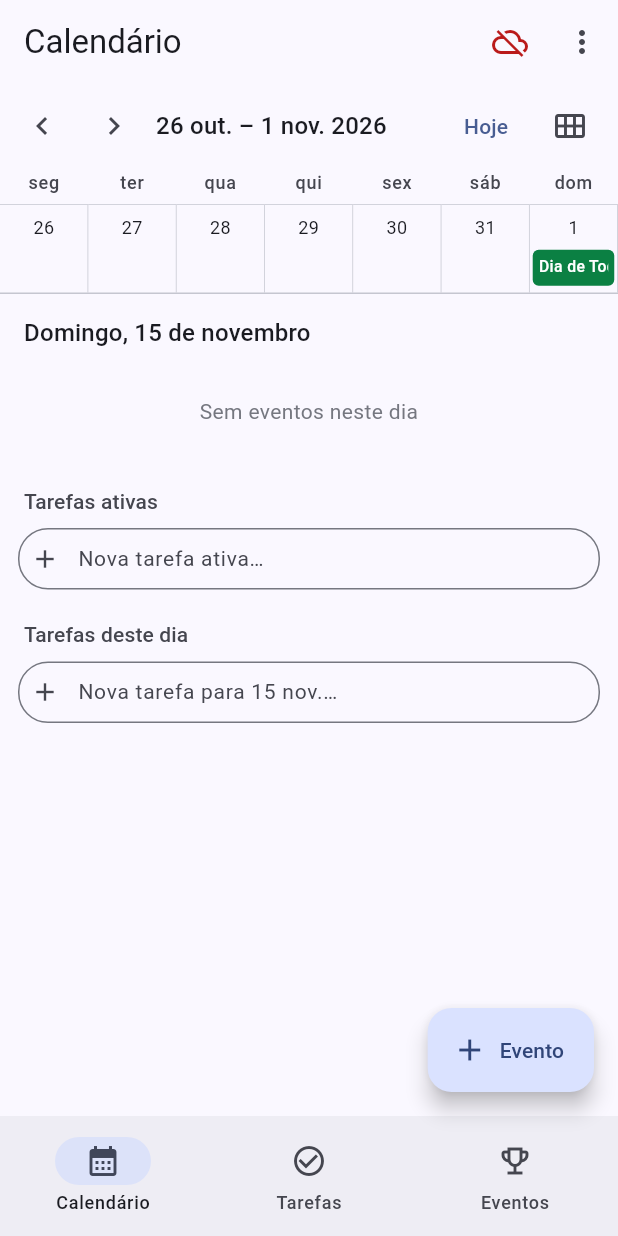
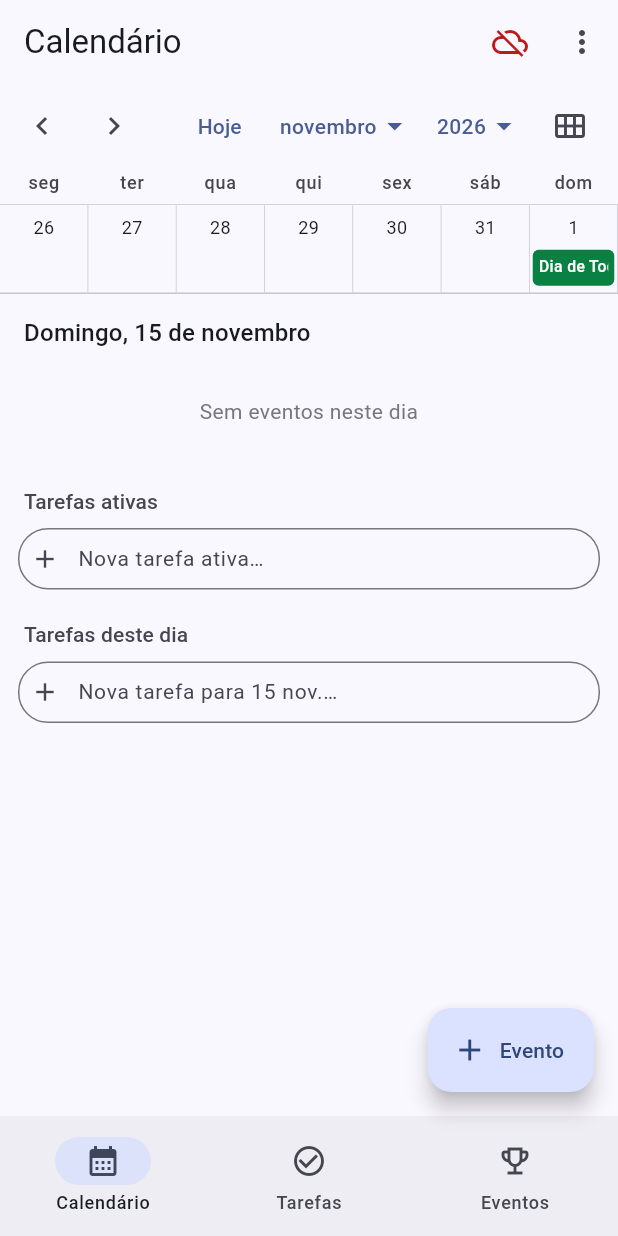
Before and after one commit to milheirobernardowork/calendario, a Flutter app: the screen it shows once a user with an empty profile is signed in, after a tap on the "chevron left" icon, after a tap on the "chevron right" icon, after a tap on the "calendar view week" icon, on a phone screen of 412 x 824 dp. Run offline on Flutter 3.47's test engine with Material 3 defaults, Android fonts, the phone set to English and light mode, and no system bars; our stand-ins replace shared_preferences, supabase_flutter; accounts and stored records are empty; network calls fail.

Commit message:
Calendário: botões para escolher o mês e o ano
Co-Authored-By: Claude Opus 5.5 <noreply@anthropic.com>
Claude-Session: https://claude.ai/code/session_01HCC2AibBqbawuyMN4q5b74

```diff
--- a/lib/screens/calendar.dart
+++ b/lib/screens/calendar.dart
@@ -157,6 +157,95 @@ class _CalendarPageState extends State<CalendarPage> {
     widget.store.shiftEvent(drag.event, days, copy: copy, from: drag.day);
   }
 
+  /// Vai para o mês [month] do ano [year] (dia 1).
+  void _jumpTo(int year, int month) =>
+      setState(() => _focused = DateTime(year, month));
+
+  static const _monthNames = [
+    'janeiro',
+    'fevereiro',
+    'março',
+    'abril',
+    'maio',
+    'junho',
+    'julho',
+    'agosto',
+    'setembro',
+    'outubro',
+    'novembro',
+    'dezembro',
+  ];
+
+  Widget _monthButton(BuildContext context) {
+    return PopupMenuButton<int>(
+      tooltip: 'Escolher o mês',
+      initialValue: _focused.month,
+      onSelected: (m) => _jumpTo(_focused.year, m),
+      itemBuilder: (context) => [
+        for (var m = 1; m <= 12; m++)
+          PopupMenuItem(value: m, height: 40, child: Text(_monthNames[m - 1])),
+      ],
+      child: _dropLabel(context, _monthNames[_focused.month - 1]),
+    );
+  }
+
+  Widget _yearButton(BuildContext context) {
+    return InkWell(
+      borderRadius: BorderRadius.circular(8),
+      onTap: () async {
+        final year = await showDialog<int>(
+          context: context,
+          builder: (dialog) => AlertDialog(
+            title: const Text('Escolher o ano'),
+            contentPadding: const EdgeInsets.fromLTRB(8, 16, 8, 0),
+            content: SizedBox(
+              width: 320,
+              height: 360,
+              child: YearPicker(
+                firstDate: DateTime(2000),
+                lastDate: DateTime(2100),
+                selectedDate: _focused,
+                onChanged: (d) => Navigator.pop(dialog, d.year),
+              ),
+            ),
+            actions: [
+              TextButton(
+                onPressed: () => Navigator.pop(dialog),
+                child: const Text('Cancelar'),
+              ),
+            ],
+          ),
+        );
+        if (year != null) _jumpTo(year, _focused.month);
+      },
+      child: Tooltip(
+        message: 'Escolher o ano',
+        child: _dropLabel(context, '${_focused.year}'),
+      ),
+    );
+  }
+
+  /// Texto com uma seta para baixo, como uma lista de escolha.
+  Widget _dropLabel(BuildContext context, String text) => Padding(
+    padding: const EdgeInsets.symmetric(horizontal: 8, vertical: 8),
+    child: Row(
+      mainAxisSize: MainAxisSize.min,
+      children: [
+        Text(
+          text,
+          style: TextStyle(
+            color: Theme.of(context).colorScheme.primary,
+            fontWeight: FontWeight.w500,
+          ),
+        ),
+        Icon(
+          Icons.arrow_drop_down,
+          color: Theme.of(context).colorScheme.primary,
+        ),
+      ],
+    ),
+  );
+
   Widget _header(BuildContext context) {
     return Padding(
       padding: const EdgeInsets.fromLTRB(4, 4, 8, 0),
@@ -174,16 +263,21 @@ class _CalendarPageState extends State<CalendarPage> {
           ),
           const SizedBox(width: 4),
           Expanded(
-            child: Text(
-              _title,
-              overflow: TextOverflow.ellipsis,
-              style: Theme.of(context).textTheme.titleMedium,
-            ),
+            // Em ecrãs estreitos os botões de mês e ano já dizem onde se está.
+            child: MediaQuery.sizeOf(context).width < 600
+                ? const SizedBox.shrink()
+                : Text(
+                    _title,
+                    overflow: TextOverflow.ellipsis,
+                    style: Theme.of(context).textTheme.titleMedium,
+                  ),
           ),
           TextButton(
             onPressed: () => _select(dateOnly(DateTime.now())),
             child: const Text('Hoje'),
           ),
+          _monthButton(context),
+          _yearButton(context),
           IconButton(
             tooltip: _weekView ? 'Ver mês' : 'Ver semana',
             icon: Icon(
```
